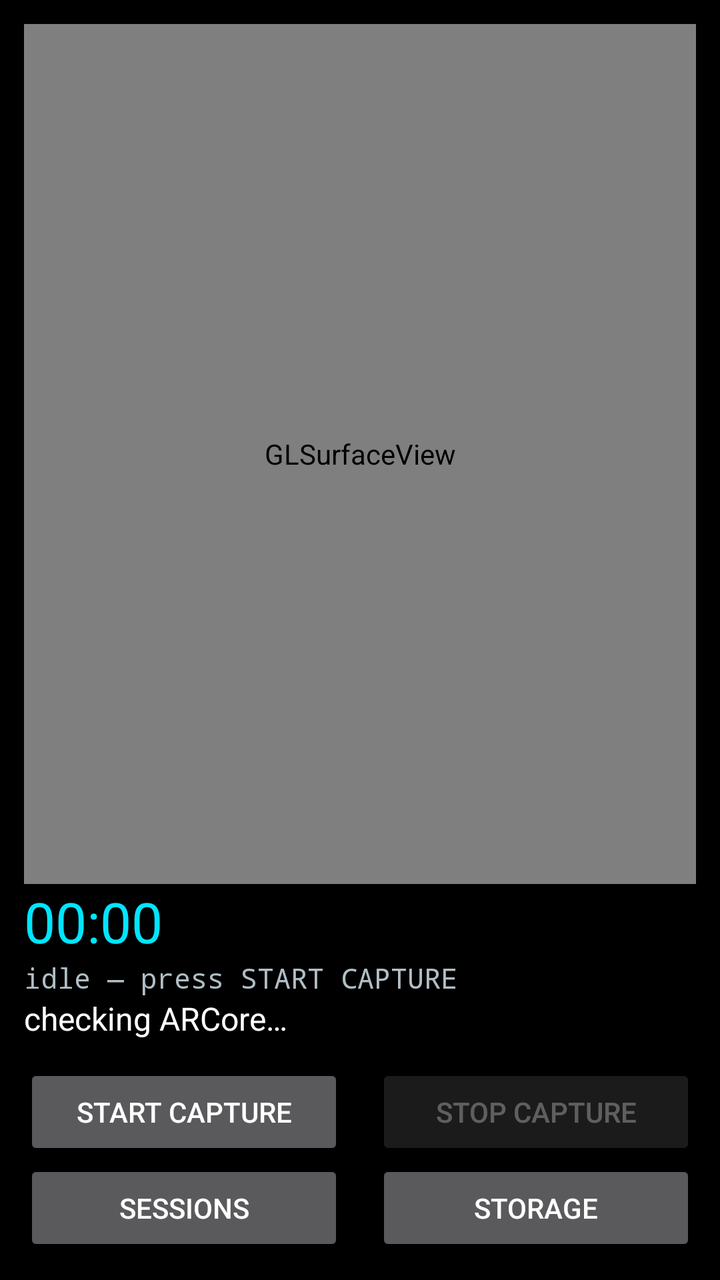
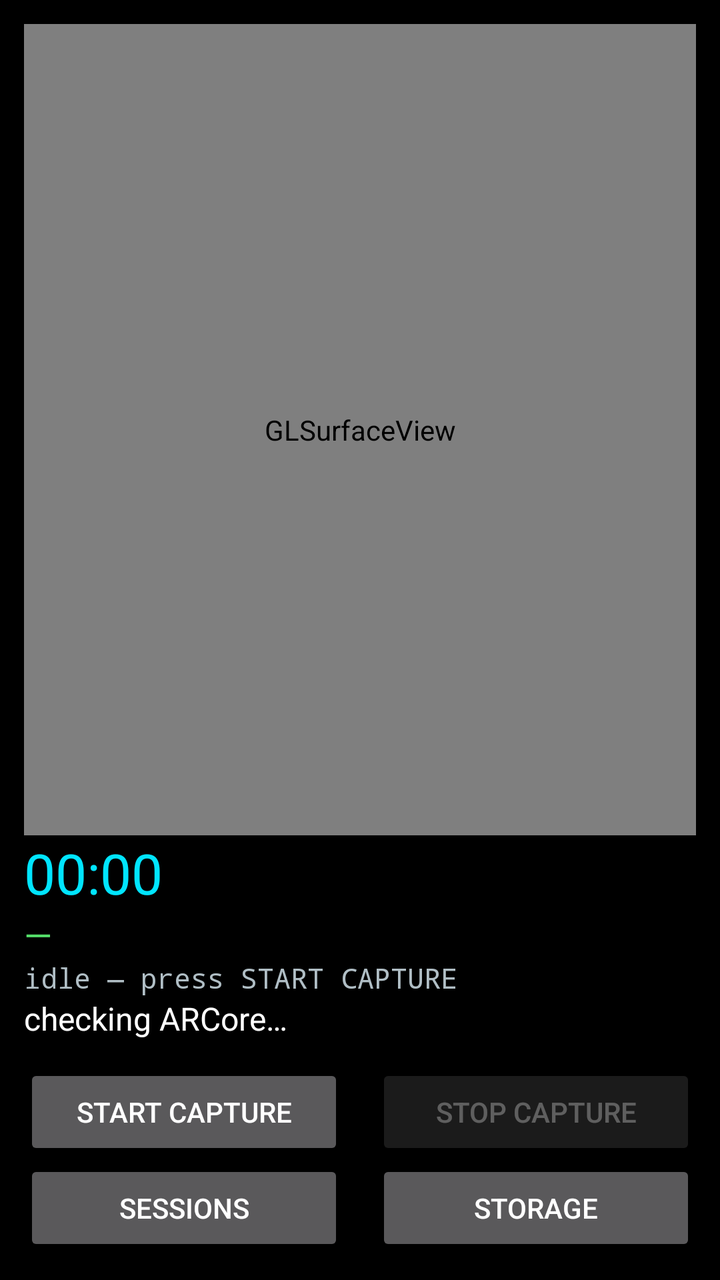

An Android layout rendered at two revisions. The XML below is the earlier revision; the diff shows what the commit changed to produce the second picture.
<!-- AndroidManifest.xml: application theme android:Theme.Material.NoActionBar -->
<!-- res/layout/activity_main.xml -->
<?xml version="1.0" encoding="utf-8"?>
<LinearLayout
    xmlns:android="http://schemas.android.com/apk/res/android"
    android:layout_width="match_parent"
    android:layout_height="match_parent"
    android:orientation="vertical"
    android:background="#FF000000"
    android:padding="12dp">

    
    <android.opengl.GLSurfaceView
        android:id="@+id/gl"
        android:layout_width="match_parent"
        android:layout_height="0dp"
        android:layout_weight="1"
        android:background="#FF101418" />

    <TextView
        android:id="@+id/timerView"
        android:layout_width="match_parent"
        android:layout_height="wrap_content"
        android:textSize="28sp"
        android:textColor="#FF00E5FF"
        android:text="@string/time_zero" />

    <TextView
        android:id="@+id/metricsView"
        android:layout_width="match_parent"
        android:layout_height="wrap_content"
        android:textSize="14sp"
        android:textColor="#FFB0BEC5"
        android:fontFamily="monospace"
        android:text="@string/status_idle" />

    <TextView
        android:id="@+id/statusView"
        android:layout_width="match_parent"
        android:layout_height="wrap_content"
        android:textSize="16sp"
        android:textColor="#FFFFFFFF"
        android:text="@string/status_checking" />

    <LinearLayout
        android:layout_width="match_parent"
        android:layout_height="wrap_content"
        android:orientation="horizontal"
        android:layout_marginTop="12dp">

        <Button
            android:id="@+id/startBtn"
            android:layout_width="0dp"
            android:layout_height="wrap_content"
            android:layout_weight="1"
            android:layout_marginEnd="8dp"
            android:text="@string/start" />

        <Button
            android:id="@+id/stopBtn"
            android:layout_width="0dp"
            android:layout_height="wrap_content"
            android:layout_weight="1"
            android:layout_marginStart="8dp"
            android:enabled="false"
            android:text="@string/stop" />
    </LinearLayout>

    <LinearLayout
        android:layout_width="match_parent"
        android:layout_height="wrap_content"
        android:orientation="horizontal">

        <Button
            android:id="@+id/sessionsBtn"
            android:layout_width="0dp"
            android:layout_height="wrap_content"
            android:layout_weight="1"
            android:layout_marginEnd="8dp"
            android:text="@string/sessions" />

        <Button
            android:id="@+id/storageBtn"
            android:layout_width="0dp"
            android:layout_height="wrap_content"
            android:layout_weight="1"
            android:layout_marginStart="8dp"
            android:text="@string/storage" />
    </LinearLayout>
</LinearLayout>
<!-- resources referenced by this layout -->
<resources>
  <string name="sessions">SESSIONS</string>
  <string name="start">START CAPTURE</string>
  <string name="status_checking">checking ARCore…</string>
  <string name="status_idle">idle — press START CAPTURE</string>
  <string name="stop">STOP CAPTURE</string>
  <string name="storage">STORAGE</string>
  <string name="time_zero">00:00</string>
</resources>

<!-- the commit's change to res/layout/activity_main.xml (unified diff, before → after) -->
@@ -22,6 +22,15 @@
         android:textSize="28sp"
         android:textColor="#FF00E5FF"
         android:text="@string/time_zero" />
+
+    
+    <TextView
+        android:id="@+id/healthView"
+        android:layout_width="match_parent"
+        android:layout_height="wrap_content"
+        android:textSize="18sp"
+        android:textColor="#FF55E06A"
+        android:text="—" />
 
     <TextView
         android:id="@+id/metricsView"
